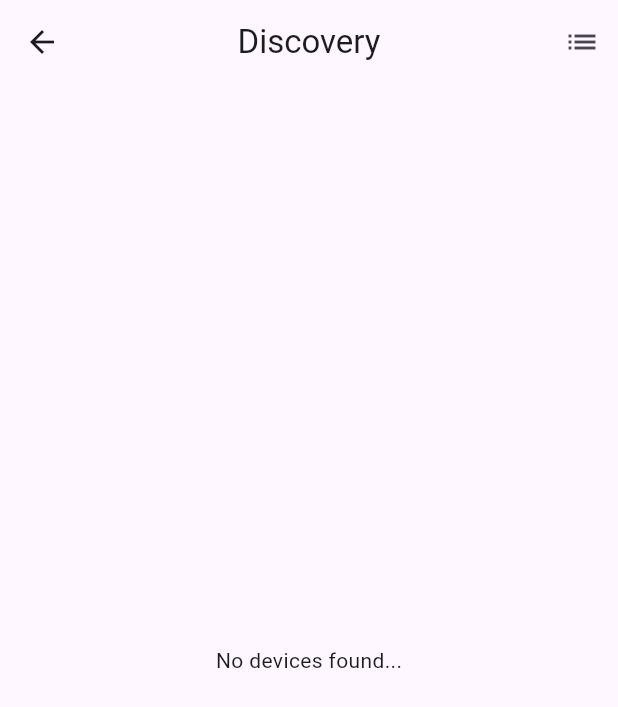
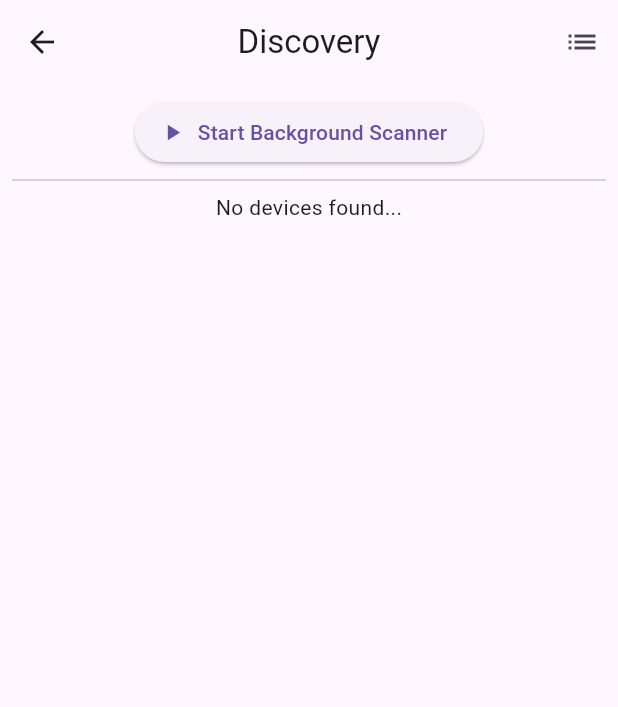
Before and after one commit to CreatorJohn/ble_test, a Flutter app: the screen it shows after launch, after a tap on "Discovery", on a phone screen of 412 x 824 dp. Shown: the top 707 px of the screen. Run offline on Flutter 3.47's test engine with Material 3 defaults, Android fonts, the phone set to English and light mode, and no system bars; our stand-ins replace flutter_blue_plus, flutter_riverpod, go_router, isar_community, permission_handler, riverpod_annotation; missing offline and left inert: ble_peripheral, flutter_background_service; accounts and stored records are empty; generated files the repository leaves out were written again.

Commit message:
Removing background service auto start

```diff
--- a/lib/main.dart
+++ b/lib/main.dart
@@ -1,4 +1,3 @@
-import 'package:ble_test/background_service.dart';
 import 'package:ble_test/data/isar_service.dart';
 import 'package:ble_test/router.dart';
 import 'package:ble_test/watch_log.dart';
@@ -31,13 +30,6 @@ void main() async {
   await IsarService().initialize();
 
   runApp(const ProviderScope(child: MainApp()));
-
-  // 3. Start service AFTER UI is up and permission confirmed
-  Future.delayed(const Duration(seconds: 3), () async {
-    if (await Permission.notification.isGranted) {
-      await initializeBackgroundService();
-    }
-  });
 }
 
 class MainApp extends StatelessWidget {
--- a/lib/screens/discovery.dart
+++ b/lib/screens/discovery.dart
@@ -1,3 +1,4 @@
+import 'package:ble_test/background_service.dart';
 import 'package:ble_test/components/scaffold_wrapper.dart';
 import 'package:ble_test/data/found_device.dart';
 import 'package:ble_test/data/isar_service.dart';
@@ -14,10 +15,23 @@ class DiscoveryScreen extends StatelessWidget {
       centered: true,
       withLog: true,
       padding: const EdgeInsets.all(8.0),
-      body: StreamBuilder<List<FoundDevice>>(
+      body: Column(
+        children: [
+          ElevatedButton.icon(
+            onPressed: () async {
+              await initializeBackgroundService();
+            },
+            icon: const Icon(Icons.play_arrow),
+            label: const Text("Start Background Scanner"),
+          ),
+          const Divider(),
+          Expanded(
+            child: StreamBuilder<List<FoundDevice>>(
               stream: IsarService().watchFoundDevices(),
               builder: (context, snapshot) {
-          if (!snapshot.hasData) return const CircularProgressIndicator();
+                if (!snapshot.hasData) {
+                  return const Center(child: CircularProgressIndicator());
+                }
 
                 final devices = snapshot.data!;
 
@@ -27,9 +41,7 @@ class DiscoveryScreen extends StatelessWidget {
                   itemCount: devices.length,
                   itemBuilder: (context, index) {
                     final item = devices[index];
-
                     return ListTile(
-                leading: const Icon(Icons.bluetooth),
                       title: Text(item.name ?? "Unknown"),
                       subtitle: Text(item.remoteId),
                       trailing: Text("${item.rssi} dBm"),
@@ -38,6 +50,9 @@ class DiscoveryScreen extends StatelessWidget {
                 );
               },
             ),
+          ),
+        ],
+      ),
     );
   }
 }
```
Lines whose indentation alone changed are shown as unchanged.
